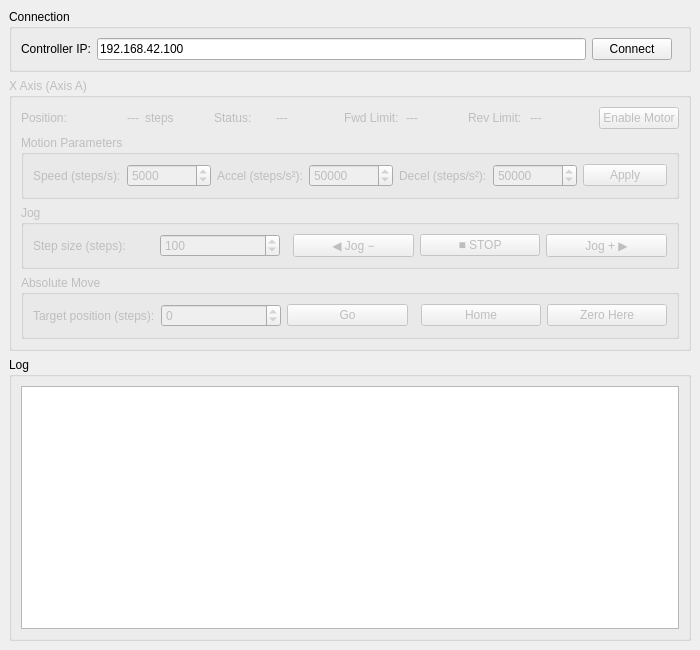
Old version of the form src/ui/mainwindow.ui in the repository madstalm/TestRig.
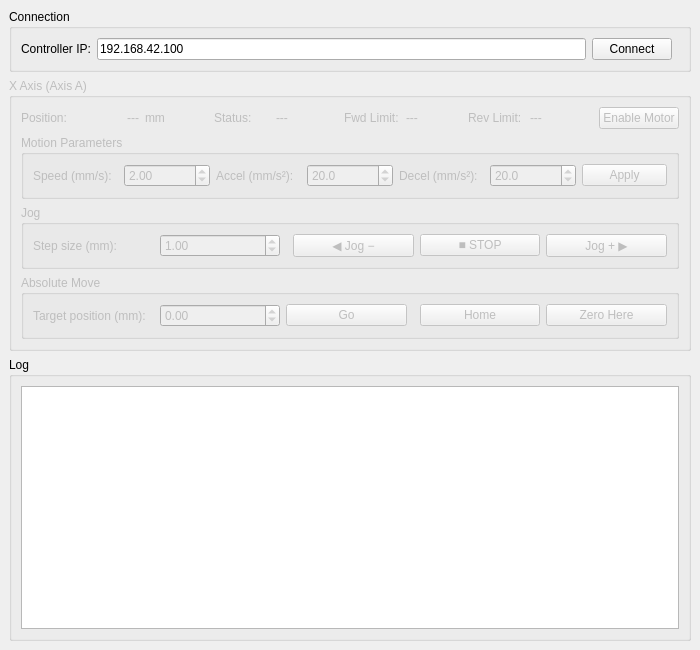
New version of the form.

```diff
--- a/src/ui/mainwindow.ui
+++ b/src/ui/mainwindow.ui
@@ -73,7 +73,7 @@
           </widget>
          </item>
          <item>
-          <widget class="QLabel"><property name="text"><string>steps</string></property></widget>
+          <widget class="QLabel"><property name="text"><string>mm</string></property></widget>
          </item>
          <item>
           <spacer><property name="orientation"><enum>Qt::Horizontal</enum></property></spacer>
@@ -122,36 +122,39 @@
          <property name="title"><string>Motion Parameters</string></property>
          <layout class="QHBoxLayout" name="paramsLayout">
           <item>
-           <widget class="QLabel"><property name="text"><string>Speed (steps/s):</string></property></widget>
+           <widget class="QLabel"><property name="text"><string>Speed (mm/s):</string></property></widget>
           </item>
           <item>
-           <widget class="QSpinBox" name="speedSpin">
-            <property name="minimum"><number>1</number></property>
-            <property name="maximum"><number>500000</number></property>
-            <property name="value"><number>5000</number></property>
-            <property name="singleStep"><number>1000</number></property>
+           <widget class="QDoubleSpinBox" name="speedSpin">
+            <property name="minimum"><double>0.01</double></property>
+            <property name="maximum"><double>40.00</double></property>
+            <property name="value"><double>2.00</double></property>
+            <property name="singleStep"><double>0.50</double></property>
+            <property name="decimals"><number>2</number></property>
            </widget>
           </item>
           <item>
-           <widget class="QLabel"><property name="text"><string>Accel (steps/s²):</string></property></widget>
+           <widget class="QLabel"><property name="text"><string>Accel (mm/s²):</string></property></widget>
           </item>
           <item>
-           <widget class="QSpinBox" name="accelSpin">
-            <property name="minimum"><number>1</number></property>
-            <property name="maximum"><number>5000000</number></property>
-            <property name="value"><number>50000</number></property>
-            <property name="singleStep"><number>10000</number></property>
+           <widget class="QDoubleSpinBox" name="accelSpin">
+            <property name="minimum"><double>0.10</double></property>
+            <property name="maximum"><double>400.00</double></property>
+            <property name="value"><double>20.00</double></property>
+            <property name="singleStep"><double>5.00</double></property>
+            <property name="decimals"><number>1</number></property>
            </widget>
           </item>
           <item>
-           <widget class="QLabel"><property name="text"><string>Decel (steps/s²):</string></property></widget>
+           <widget class="QLabel"><property name="text"><string>Decel (mm/s²):</string></property></widget>
           </item>
           <item>
-           <widget class="QSpinBox" name="decelSpin">
-            <property name="minimum"><number>1</number></property>
-            <property name="maximum"><number>5000000</number></property>
-            <property name="value"><number>50000</number></property>
-            <property name="singleStep"><number>10000</number></property>
+           <widget class="QDoubleSpinBox" name="decelSpin">
+            <property name="minimum"><double>0.10</double></property>
+            <property name="maximum"><double>400.00</double></property>
+            <property name="value"><double>20.00</double></property>
+            <property name="singleStep"><double>5.00</double></property>
+            <property name="decimals"><number>1</number></property>
            </widget>
           </item>
           <item>
@@ -169,14 +172,15 @@
          <property name="title"><string>Jog</string></property>
          <layout class="QHBoxLayout" name="jogLayout">
           <item>
-           <widget class="QLabel"><property name="text"><string>Step size (steps):</string></property></widget>
+           <widget class="QLabel"><property name="text"><string>Step size (mm):</string></property></widget>
           </item>
           <item>
-           <widget class="QSpinBox" name="stepSizeSpin">
-            <property name="minimum"><number>1</number></property>
-            <property name="maximum"><number>1000000</number></property>
-            <property name="value"><number>100</number></property>
-            <property name="singleStep"><number>100</number></property>
+           <widget class="QDoubleSpinBox" name="stepSizeSpin">
+            <property name="minimum"><double>0.01</double></property>
+            <property name="maximum"><double>300.00</double></property>
+            <property name="value"><double>1.00</double></property>
+            <property name="singleStep"><double>0.50</double></property>
+            <property name="decimals"><number>2</number></property>
            </widget>
           </item>
           <item>
@@ -207,14 +211,15 @@
          <property name="title"><string>Absolute Move</string></property>
          <layout class="QHBoxLayout" name="absMoveLayout">
           <item>
-           <widget class="QLabel"><property name="text"><string>Target position (steps):</string></property></widget>
+           <widget class="QLabel"><property name="text"><string>Target position (mm):</string></property></widget>
           </item>
           <item>
-           <widget class="QSpinBox" name="targetPosSpin">
-            <property name="minimum"><number>-2000000</number></property>
-            <property name="maximum"><number>2000000</number></property>
-            <property name="value"><number>0</number></property>
-            <property name="singleStep"><number>100</number></property>
+           <widget class="QDoubleSpinBox" name="targetPosSpin">
+            <property name="minimum"><double>-300.00</double></property>
+            <property name="maximum"><double>300.00</double></property>
+            <property name="value"><double>0.00</double></property>
+            <property name="singleStep"><double>1.00</double></property>
+            <property name="decimals"><number>2</number></property>
            </widget>
           </item>
           <item>
```
